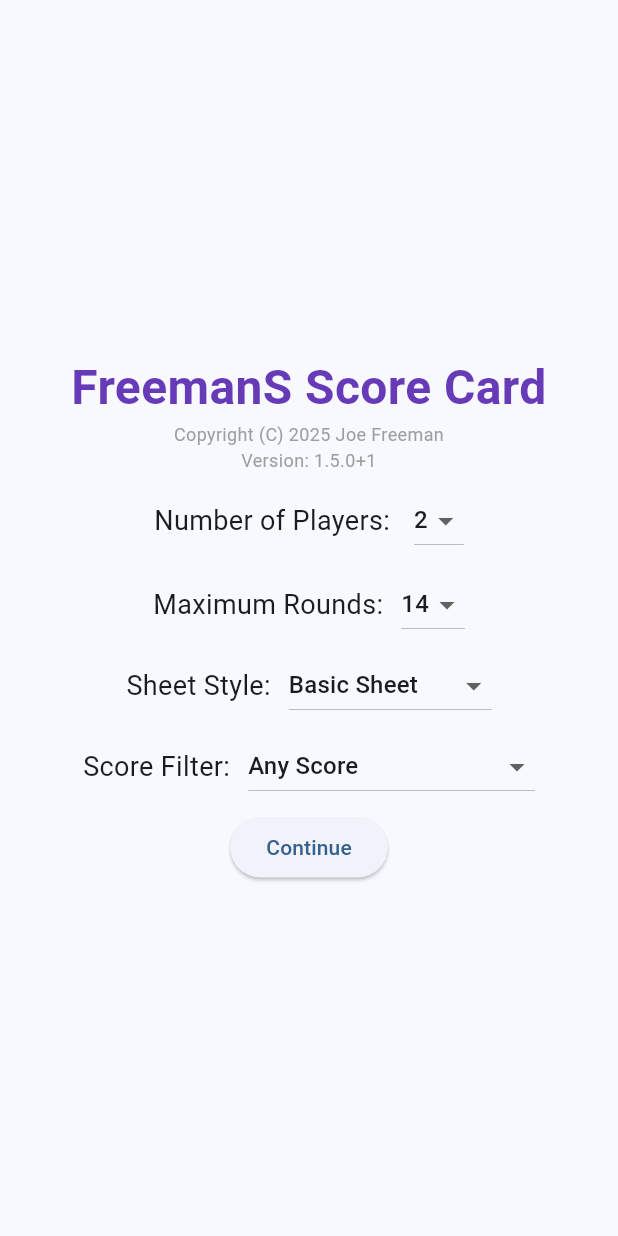
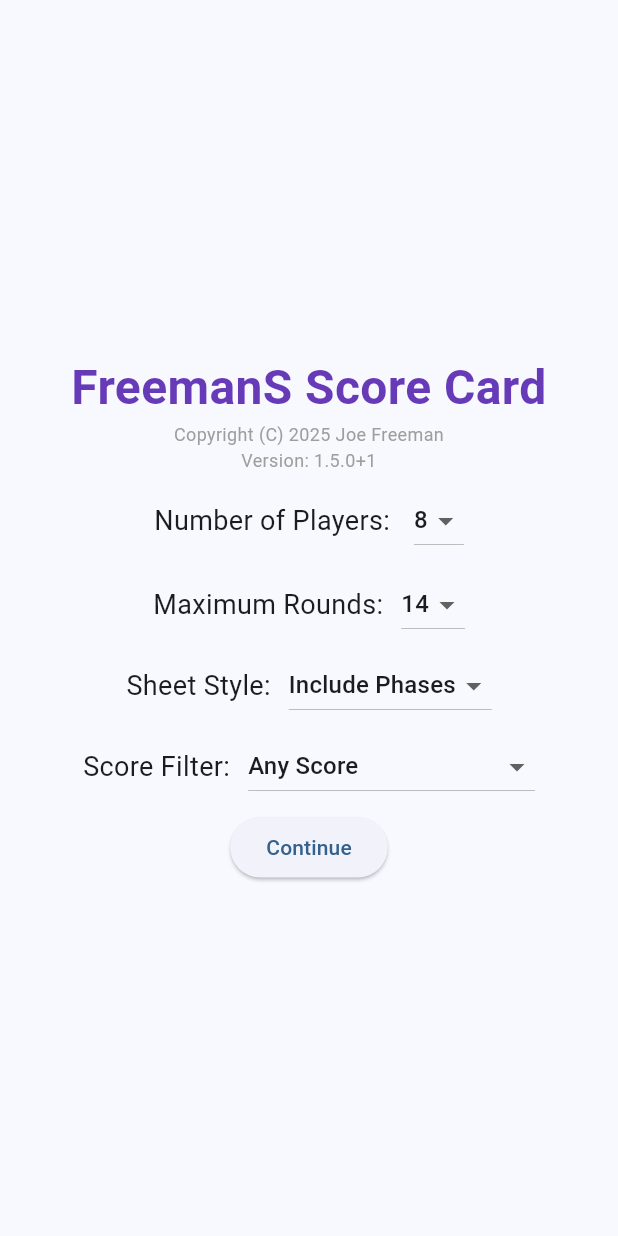
Before and after one commit to freemansoft/fs-game-score, a Flutter app: the screen it shows after launch, on a phone screen of 412 x 824 dp. Run offline on Flutter 3.47's test engine with Material 3 defaults, Android fonts, the phone set to English and light mode, and no system bars; our stand-ins replace data_table_2, flutter_riverpod, package_info_plus, share_plus, shared_preferences.

Commit message:
centralize string and other default values into constants

```diff
--- a/lib/model/game.dart
+++ b/lib/model/game.dart
@@ -3,6 +3,12 @@ import 'package:uuid/uuid.dart';
 
 // Game configuration model for Phase 10
 class Game {
+  static const int defaultMaxRounds = 14;
+  static const int defaultNumPhases = 10;
+  static const int defaultNumPlayers = 8;
+  static const bool defaultEnablePhases = true;
+  static const String defaultScoreFilter = '';
+
   /// Serializes the game configuration to a JSON string.
   /// This is useful for saving and loading game state.
   String toJson() {
@@ -13,6 +19,7 @@ class Game {
       'enablePhases': enablePhases,
       'scoreFilter': scoreFilter,
       'version': version,
+      // gameId is intentionally omitted - will generate new UUID via constructor
     });
   }
 
@@ -22,11 +29,11 @@ class Game {
   factory Game.fromJson(String jsonString) {
     final json = _decodeJson(jsonString);
     return Game(
-      maxRounds: json['maxRounds'] ?? 14,
-      numPhases: json['numPhases'] ?? 10,
-      numPlayers: json['numPlayers'] ?? 8,
-      enablePhases: json['enablePhases'] ?? true,
-      scoreFilter: json['scoreFilter'] ?? '',
+      maxRounds: json['maxRounds'] ?? defaultMaxRounds,
+      numPhases: json['numPhases'] ?? defaultNumPhases,
+      numPlayers: json['numPlayers'] ?? defaultNumPlayers,
+      enablePhases: json['enablePhases'] ?? defaultEnablePhases,
+      scoreFilter: json['scoreFilter'] ?? defaultScoreFilter,
       version: json['version'],
       // gameId is intentionally omitted - will generate new UUID via constructor
     );
@@ -51,11 +58,11 @@ class Game {
   final String gameId; // the gameId is really a game session id
 
   Game({
-    this.maxRounds = 14,
-    this.numPhases = 10,
-    this.numPlayers = 8,
-    this.enablePhases = true,
-    this.scoreFilter = '',
+    this.maxRounds = defaultMaxRounds,
+    this.numPhases = defaultNumPhases,
+    this.numPlayers = defaultNumPlayers,
+    this.enablePhases = defaultEnablePhases,
+    this.scoreFilter = defaultScoreFilter,
     this.version = '0.0.0+0',
     String? gameId,
   }) : gameId = gameId ?? const Uuid().v4();
--- a/lib/splash_screen.dart
+++ b/lib/splash_screen.dart
@@ -14,6 +14,9 @@ class SplashScreen extends ConsumerStatefulWidget {
 }
 
 class _SplashScreenState extends ConsumerState<SplashScreen> {
+  static const String _basicSheet = 'Basic Sheet';
+  static const String _phasesSheet = 'Include Phases';
+
   static const String _gamePrefsKey = 'game_state';
   String? _appVersion;
 
@@ -33,11 +36,12 @@ class _SplashScreenState extends ConsumerState<SplashScreen> {
         ref.read(gameProvider.notifier).setNumPlayers(game.numPlayers);
         ref.read(gameProvider.notifier).setMaxRounds(game.maxRounds);
         ref.read(gameProvider.notifier).setEnablePhases(game.enablePhases);
-        ref.read(gameProvider.notifier).setVersion(game.version);
+        ref.read(gameProvider.notifier).setScoreFilter(game.scoreFilter);
+        // version from prefs does not override version of game in app
         setState(() {
-          _selectedPlayers = game.numPlayers;
+          _selectedNumPlayers = game.numPlayers;
           _selectedMaxRounds = game.maxRounds;
-          _sheetStyle = game.enablePhases ? 'Include Phases' : 'Basic Sheet';
+          _sheetStyle = game.enablePhases ? _phasesSheet : _basicSheet;
           _scoreFilter = game.scoreFilter;
         });
       } catch (_) {
@@ -63,10 +67,10 @@ class _SplashScreenState extends ConsumerState<SplashScreen> {
     }
   }
 
-  int _selectedPlayers = 2;
-  int _selectedMaxRounds = 14;
-  String _sheetStyle = 'Basic Sheet';
-  String _scoreFilter = '';
+  int _selectedNumPlayers = Game.defaultNumPlayers;
+  int _selectedMaxRounds = Game.defaultMaxRounds;
+  String _sheetStyle = Game.defaultEnablePhases ? _phasesSheet : _basicSheet;
+  String _scoreFilter = Game.defaultScoreFilter;
 
   @override
   Widget build(BuildContext context) {
@@ -110,7 +114,7 @@ class _SplashScreenState extends ConsumerState<SplashScreen> {
                 const SizedBox(width: 16),
                 DropdownButton<int>(
                   key: const ValueKey('splash_num_players_dropdown'),
-                  value: _selectedPlayers,
+                  value: _selectedNumPlayers,
                   items: [
                     for (var i = 2; i <= 8; i++)
                       DropdownMenuItem(value: i, child: Text(i.toString())),
@@ -118,7 +122,7 @@ class _SplashScreenState extends ConsumerState<SplashScreen> {
                   onChanged: (value) {
                     if (value != null) {
                       setState(() {
-                        _selectedPlayers = value;
+                        _selectedNumPlayers = value;
                       });
                     }
                   },
@@ -168,12 +172,12 @@ class _SplashScreenState extends ConsumerState<SplashScreen> {
                   value: _sheetStyle,
                   items: const [
                     DropdownMenuItem(
-                      value: 'Basic Sheet',
-                      child: Text('Basic Sheet'),
+                      value: _basicSheet,
+                      child: Text(_basicSheet),
                     ),
                     DropdownMenuItem(
-                      value: 'Include Phases',
-                      child: Text('Include Phases'),
+                      value: _phasesSheet,
+                      child: Text(_phasesSheet),
                     ),
                   ],
                   onChanged: (value) {
@@ -225,8 +229,8 @@ class _SplashScreenState extends ConsumerState<SplashScreen> {
                     .read(gameProvider.notifier)
                     .newGame(
                       maxRounds: _selectedMaxRounds,
-                      numPlayers: _selectedPlayers,
-                      enablePhases: _sheetStyle == 'Include Phases',
+                      numPlayers: _selectedNumPlayers,
+                      enablePhases: _sheetStyle == _phasesSheet,
                       scoreFilter: _scoreFilter,
                       version: _appVersion,
                     );
```
Also changed, not shown: 1 other file.
